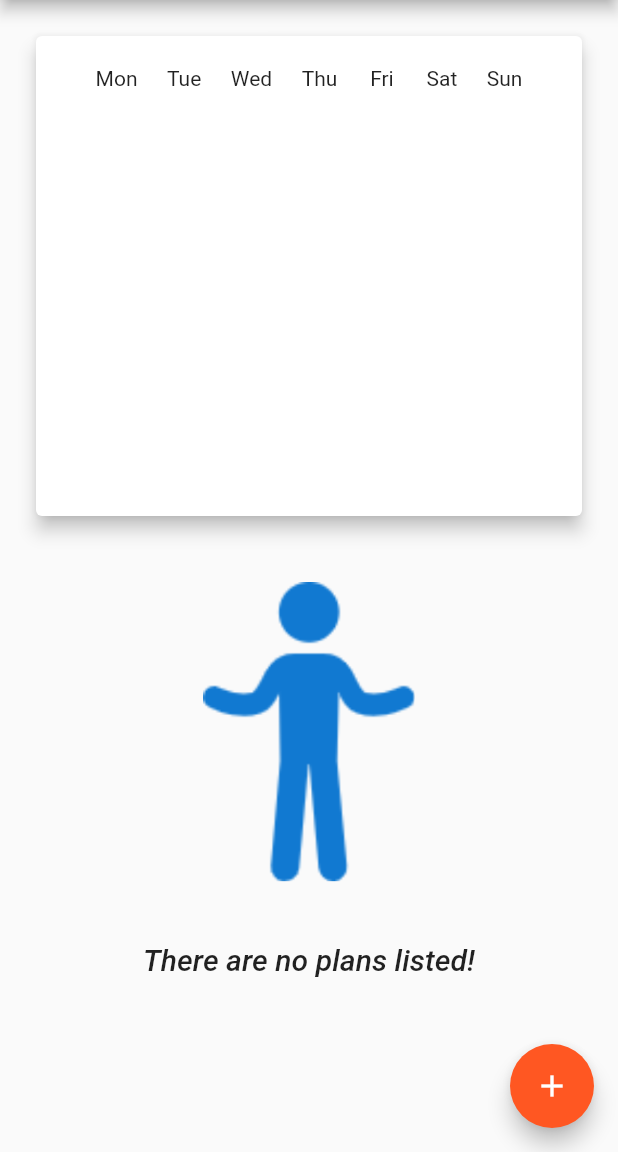
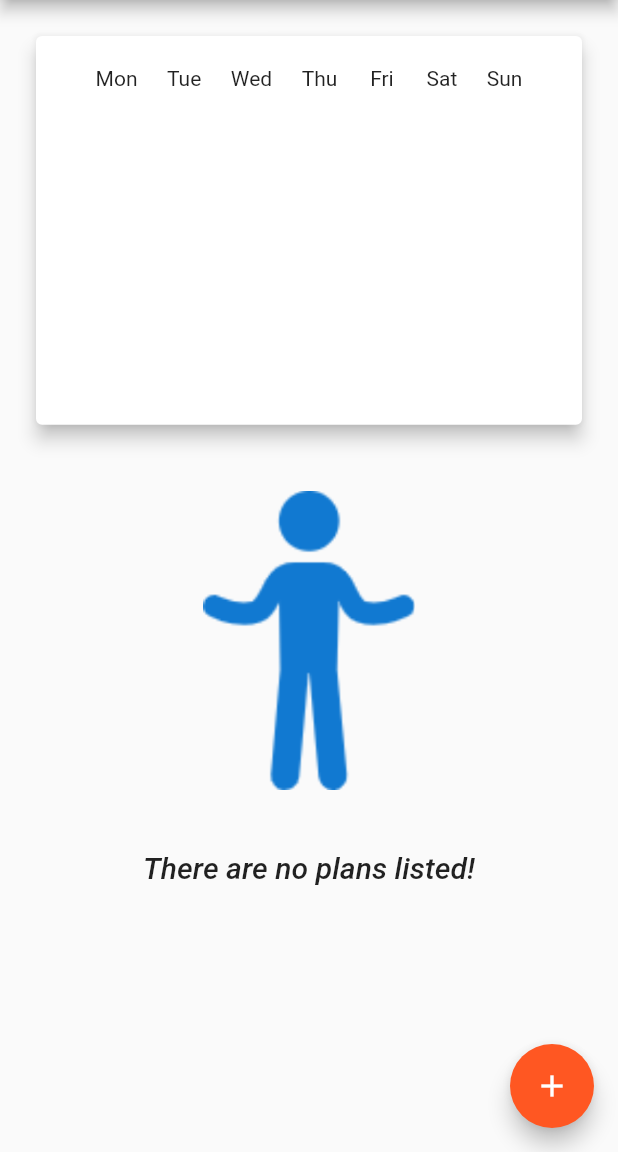
Before and after one commit to somya-5353/weekly_planner, a Flutter app: the screen it shows after launch, on a phone screen of 412 x 824 dp, the part 84-1236 px from its top. Run offline on Flutter 3.47's test engine with Material 2 defaults, Android fonts, the phone set to English and light mode, and no system bars; our stand-ins replace simple_animations; statements that could not run were skipped.

Commit message:
setting the dynamic size of the widgets

```diff
--- a/lib/Widgets/LandingScreen.dart
+++ b/lib/Widgets/LandingScreen.dart
@@ -83,41 +83,53 @@ class _LandingScreenState extends State<LandingScreen> {
 
   @override
   Widget build(BuildContext context) {
+    final app = AppBar(
+      title: Text('Weekly Planner'),
+    );
+
+    final double heightOfAppBar = app.preferredSize.height;
+
     // TODO: implement build
     return new MaterialApp(
       title: "Weekly Planner",
       theme: ThemeData(primarySwatch: Colors.deepOrange),
       home: Scaffold(
-        appBar: AppBar(
-          title: Text('Weekly Planner'),
-        ),
+        appBar: app,
         body: SingleChildScrollView(
           child: Container(
             child: Column(
               crossAxisAlignment: CrossAxisAlignment.stretch,
               children: <Widget>[
                 Container(
+                  height: (MediaQuery.of(context).size.height -
+                          app.preferredSize.height -
+                          MediaQuery.of(context).padding.top) *
+                      0.4,
                   padding: EdgeInsets.all(20),
                   child: Card(
                     elevation: 5,
-                    child: Chart(taskMap),
+                    child: Chart(taskMap, heightOfAppBar),
                   ),
                 ),
                 Container(
+                  height: (MediaQuery.of(context).size.height -
+                          app.preferredSize.height -
+                          MediaQuery.of(context).padding.top) *
+                      0.6,
                   padding: EdgeInsets.all(20),
                   child: Container(
                     child: Column(
                       children: <Widget>[
                         tasklist.length == 0
                             ? Container(
-                                height: 500,
                                 child: Column(
                                   children: <Widget>[
                                     Center(
                                       child: new Image.asset(
-                                          'assets/images/nothing.png',
-                                          width: 200,
-                                          height: 200),
+                                        'assets/images/nothing.png',
+                                        width: 200,
+                                        height: 200,
+                                      ),
                                     ),
                                     Container(
                                       margin: EdgeInsets.all(20),
@@ -135,7 +147,6 @@ class _LandingScreenState extends State<LandingScreen> {
                                 ),
                               )
                             : Container(
-                                height: 500,
                                 child:
                                     TaskList(tasklist, daySelected, deleteItem),
                               ),
--- a/lib/Widgets/bar.dart
+++ b/lib/Widgets/bar.dart
@@ -4,11 +4,12 @@ import 'package:simple_animations/simple_animations.dart';
 class Bar extends StatelessWidget {
   final double height;
   final String label;
+  final double heightOfAppBar;
 
   final int _baseDurationMs = 1000;
-  final double _maxElementHeight = 250;
+  final double _maxElementHeight = 180;
 
-  Bar(this.height, this.label);
+  Bar(this.height, this.label, this.heightOfAppBar);
 
   @override
   Widget build(BuildContext context) {
@@ -20,11 +21,21 @@ class Bar extends StatelessWidget {
         return Column(
           children: <Widget>[
             Container(
-              height: (1 - animatedHeight) * _maxElementHeight,
+              height: (1 - animatedHeight) *
+                  (((MediaQuery.of(context).size.height -
+                              heightOfAppBar -
+                              MediaQuery.of(context).padding.top) *
+                          0.4) *
+                      0.5),
             ),
             Container(
               width: 20,
-              height: animatedHeight * _maxElementHeight,
+              height: animatedHeight *
+                  (((MediaQuery.of(context).size.height -
+                              heightOfAppBar -
+                              MediaQuery.of(context).padding.top) *
+                          0.4) *
+                      0.3),
               color: Colors.redAccent,
             ),
             Text(label)
--- a/lib/Widgets/chart.dart
+++ b/lib/Widgets/chart.dart
@@ -4,8 +4,9 @@ import 'bar.dart';
 
 class Chart extends StatelessWidget {
   final Map<String, int> TaskMap;
+  final double heightOfAppBar;
 
-  Chart(this.TaskMap);
+  Chart(this.TaskMap, this.heightOfAppBar);
 
   @override
   Widget build(BuildContext context) {
@@ -13,17 +14,16 @@ class Chart extends StatelessWidget {
     return Padding(
       padding: EdgeInsets.all(20.0),
       child: Container(
-        height: 280,
         child: Row(
           mainAxisAlignment: MainAxisAlignment.spaceEvenly,
           children: <Widget>[
-            Bar(TaskMap['Monday'] / 10.0, "Mon"),
-            Bar(TaskMap['Tuesday'] / 10.0, "Tue"),
-            Bar(TaskMap['Wednesday'] / 10.0, "Wed"),
-            Bar(TaskMap['Thursday'] / 10.0, "Thu"),
-            Bar(TaskMap['Friday'] / 10.0, "Fri"),
-            Bar(TaskMap['Saturday'] / 10.0, "Sat"),
-            Bar(TaskMap['Sunday'] / 10.0, "Sun"),
+            Bar(TaskMap['Monday'] / 10.0, "Mon", heightOfAppBar),
+            Bar(TaskMap['Tuesday'] / 10.0, "Tue", heightOfAppBar),
+            Bar(TaskMap['Wednesday'] / 10.0, "Wed", heightOfAppBar),
+            Bar(TaskMap['Thursday'] / 10.0, "Thu", heightOfAppBar),
+            Bar(TaskMap['Friday'] / 10.0, "Fri", heightOfAppBar),
+            Bar(TaskMap['Saturday'] / 10.0, "Sat", heightOfAppBar),
+            Bar(TaskMap['Sunday'] / 10.0, "Sun", heightOfAppBar),
           ],
         ),
       ),
```
